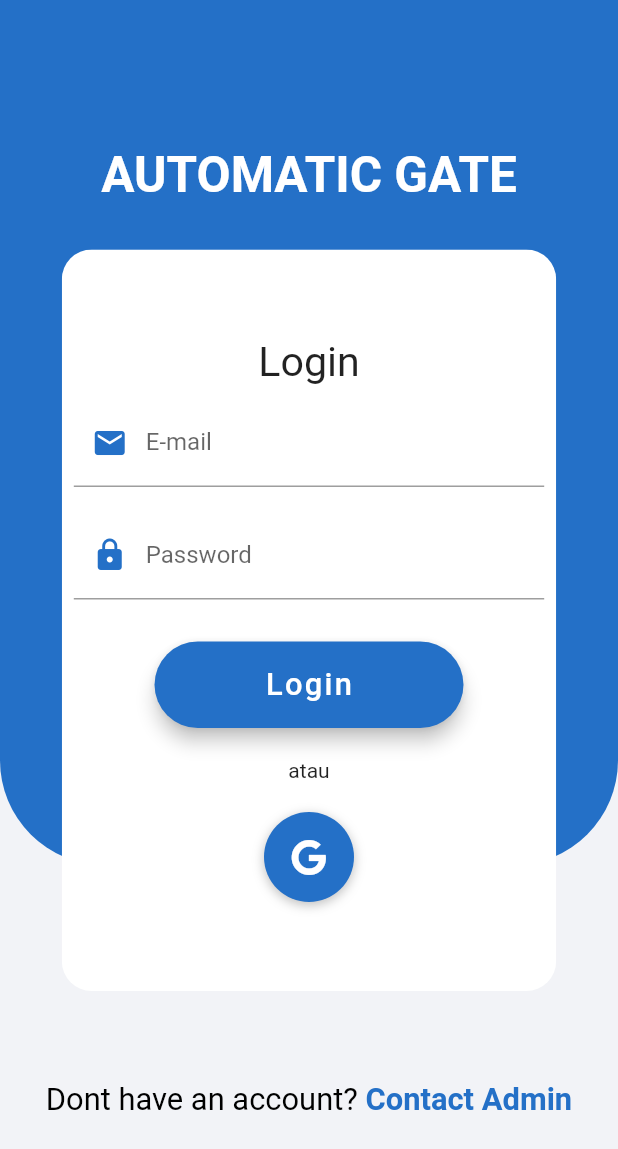
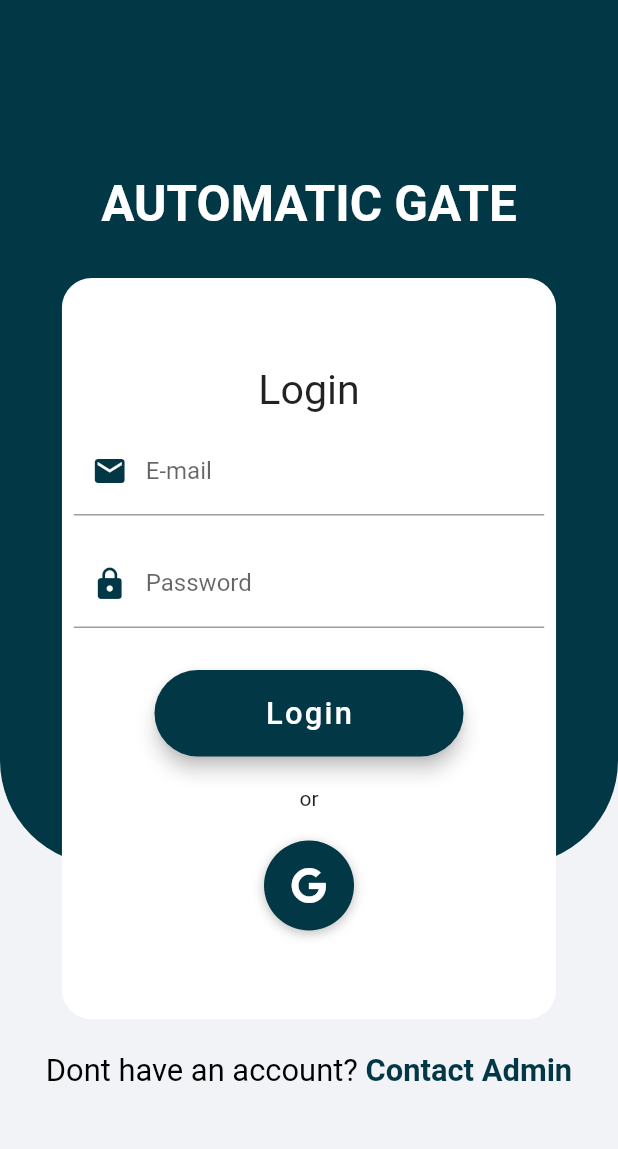
Before and after one commit to rivaldofez/automatic_gate, a Flutter app: the screen it shows after launch, after a tap on "Login", on a phone screen of 412 x 824 dp. Shown: the top 1149 px of the screen. Run offline on Flutter 3.47's test engine with Material 2 defaults, Android fonts, the phone set to English and light mode, and no system bars; our stand-ins replace firebase_auth, firebase_core, firebase_database, font_awesome_flutter, google_sign_in, hexcolor; accounts and stored records are empty.

Commit message:
add function login email-password and via google

```diff
--- a/lib/constant/constants.dart
+++ b/lib/constant/constants.dart
@@ -1,3 +1,4 @@
 import 'package:flutter/material.dart';
+import 'package:hexcolor/hexcolor.dart';
 
-const mainColor = Color(0xff2470c7);
+HexColor mainColor = HexColor("#023745");
--- a/lib/main.dart
+++ b/lib/main.dart
@@ -18,7 +18,7 @@ class MyApp extends StatelessWidget {
       debugShowCheckedModeBanner: false,
       title: 'Flutter Demo',
       theme: ThemeData(
-        primarySwatch: Colors.blue,
+        primarySwatch: Colors.deepOrange,
       ),
       home: MainScreen(),
     );
--- a/lib/screen/login.dart
+++ b/lib/screen/login.dart
@@ -96,7 +96,20 @@ class _LoginPageState extends State<LoginPage> {
             shape: RoundedRectangleBorder(
               borderRadius: BorderRadius.circular(30.0),
             ),
-            onPressed: () {},
+            onPressed: () async {
+              if(email.isEmpty || password.isEmpty){
+                print("Email and password cannot be empty");
+                return;
+              }
+              try {
+                final user = await AuthHelper.signInWithEmail(email: email.trim(), password: password.trim());
+                if(user != null){
+                  print("Login Successfully");
+                }
+              }catch(e){
+                print(e);
+              }
+            },
             child: Text(
               "Login",
               style: TextStyle(
@@ -116,7 +129,7 @@ class _LoginPageState extends State<LoginPage> {
       mainAxisAlignment: MainAxisAlignment.center,
       children: [
         Padding(
-          padding: EdgeInsets.only(top:48),
+          padding: EdgeInsets.only(top:10),
           child: FlatButton(
             onPressed: (){},
             child: RichText(
@@ -152,7 +165,13 @@ class _LoginPageState extends State<LoginPage> {
       mainAxisAlignment: MainAxisAlignment.center,
       children: [
         GestureDetector(
-          onTap: (){},
+          onTap: () async {
+            try{
+              await AuthHelper.signInWithGoogle();
+            }catch(e){
+              print(e);
+            }
+          },
           child: Container(
             height: 60.0,
             width: 60.0,
@@ -184,7 +203,7 @@ class _LoginPageState extends State<LoginPage> {
         Container(
           margin: EdgeInsets.only(bottom: 20),
           child: Text(
-            "atau",
+            "or",
             style: TextStyle(
               fontWeight: FontWeight.w400,
             ),
--- a/pubspec.yaml
+++ b/pubspec.yaml
@@ -33,6 +33,7 @@ dependencies:
   google_sign_in: ^4.5.9
   firebase_database: ^6.0.0
   font_awesome_flutter: ^8.11.0
+  hexcolor: ^1.0.6
 
 dev_dependencies:
   flutter_test:
```
Also changed, not shown: pubspec.lock.
